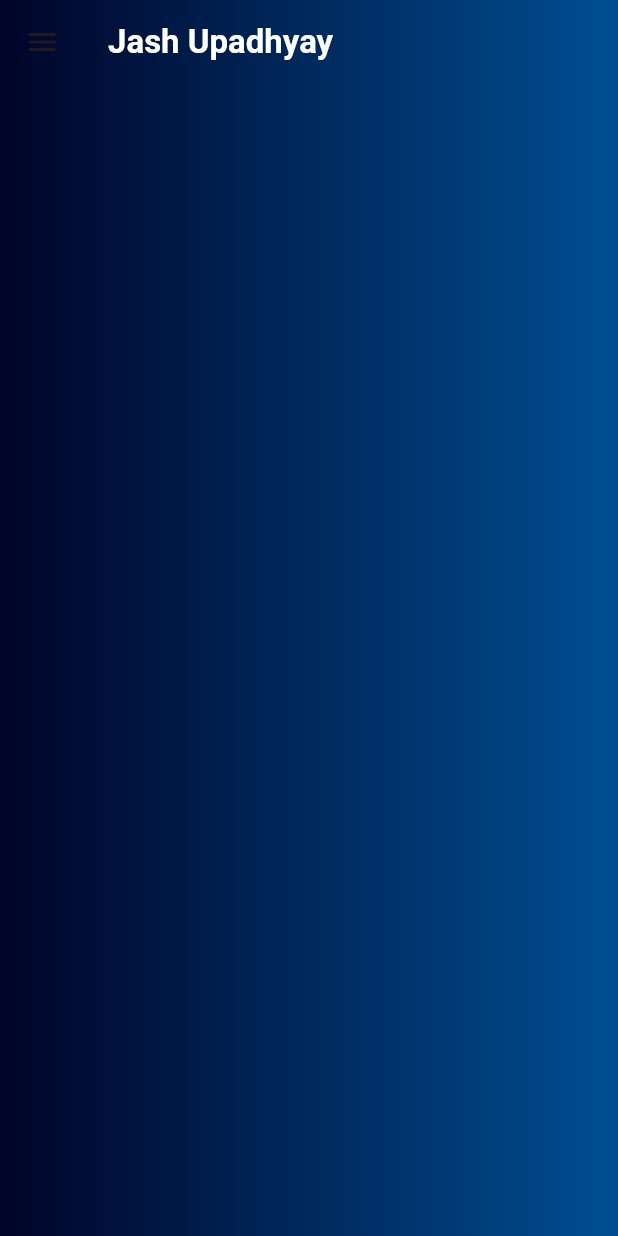
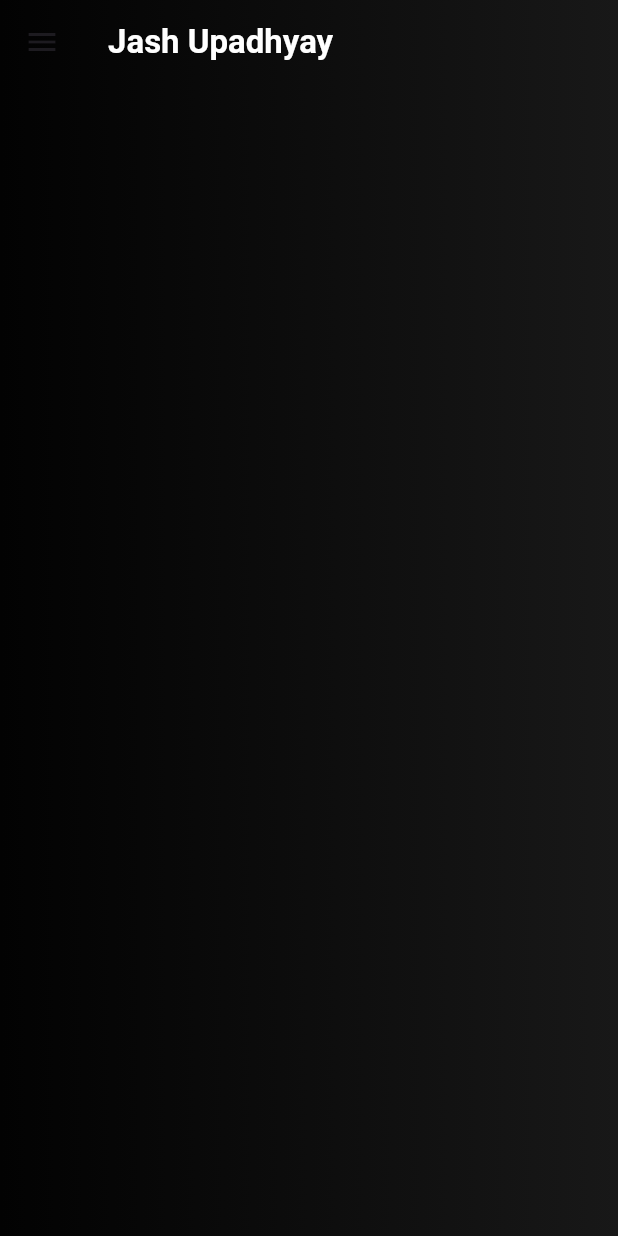
Before and after one commit to perpetualcuriosity/flutter-personal-application, a Flutter app: the screen it shows after launch, on a phone screen of 412 x 824 dp. Run offline on Flutter 3.47's test engine with Material 3 defaults, Android fonts, the phone set to English and light mode, and no system bars.

Commit message:
global color edited

```diff
--- a/flutter_personal_application/lib/global_theme/global_theme.dart
+++ b/flutter_personal_application/lib/global_theme/global_theme.dart
@@ -1,4 +1,4 @@
 import 'package:flutter/material.dart';
 //frost
-List<Color> col = [Color(0xff000428),Color(0xff004e92)];
+List<Color> col = [Color(0xff020202),Color(0xff181818)];
 var stl = TextStyle(color: Colors.white,fontWeight: FontWeight.bold);
```
